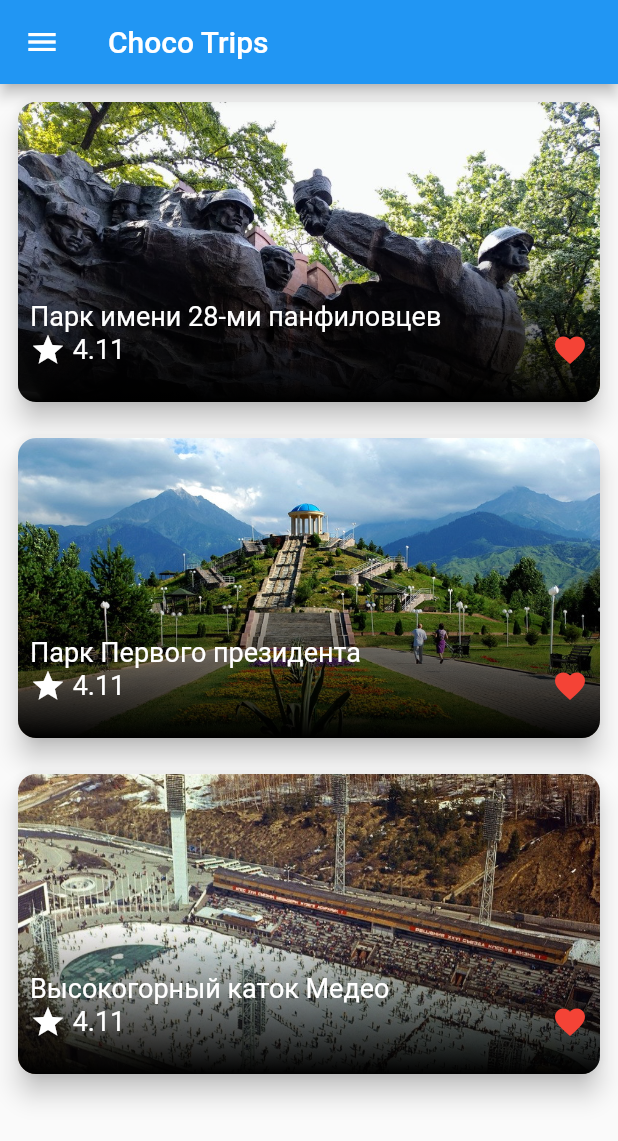
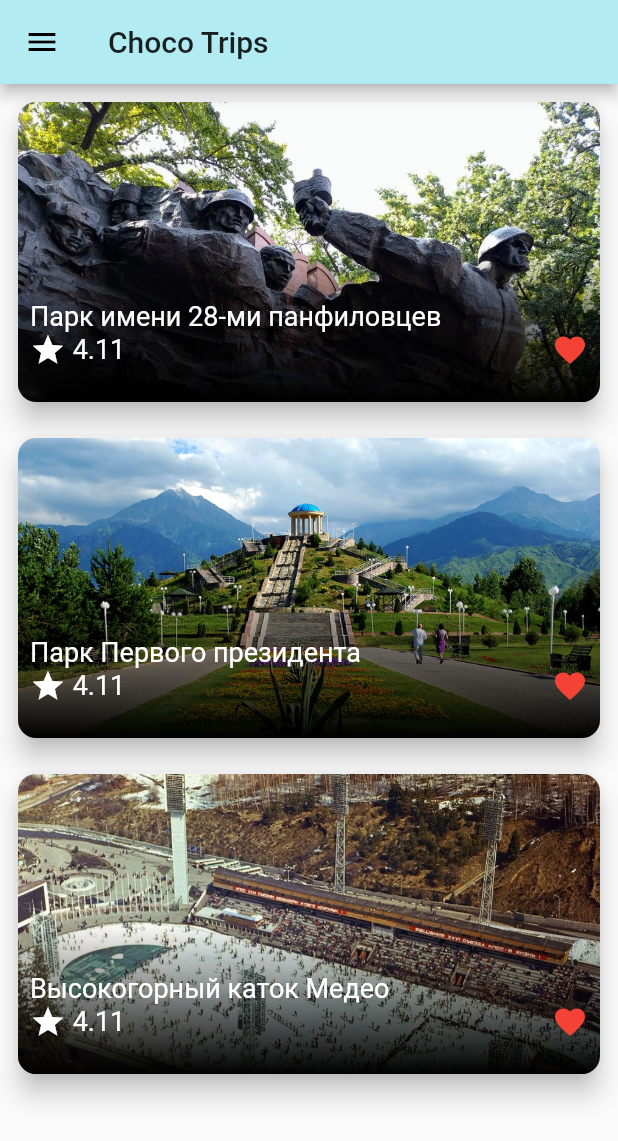
Before and after one commit to Adyletkhan1/chocotrips, a Flutter app: the screen it shows after launch, after a tap on "Парк Первого президента", after a tap on the "close" icon, on a phone screen of 412 x 824 dp. Shown: the top 1141 px of the screen. Run offline on Flutter 3.47's test engine with Material 2 defaults, Android fonts, the phone set to English and light mode, and no system bars; drawn by our look-alikes of smooth_star_rating; our stand-ins replace dots_indicator, firebase_database, flutter_screenutil, google_maps_flutter; accounts and stored records are empty; network calls fail; Roboto replaces fonts that are missing (Hind, Montserrat).

Commit message:
theme changed

```diff
--- a/lib/Widgets/TripLocationCard.dart
+++ b/lib/Widgets/TripLocationCard.dart
@@ -61,7 +61,7 @@ class _TripLocationCardState extends State<TripLocationCard> {
                   IconButton(
                     icon: Icon(Icons.arrow_left),
                     onPressed: () {
-                      if (-1 < this.current) {
+                      if (0 < this.current) {
                         setState(() {
                           this.current -= 1;
                         });
--- a/lib/main.dart
+++ b/lib/main.dart
@@ -3,8 +3,34 @@ import 'package:flutter/services.dart';
 import 'Views/Main.dart';
 
 void main() {
-  runApp(MaterialApp(
-    home: MyHomePage(title: "Choco Trips"),
-    debugShowCheckedModeBanner: false,
-  ));
+  runApp(MyApp());
 }
+
+class MyApp extends StatelessWidget {
+  @override
+  Widget build(BuildContext context) {
+    return MaterialApp(
+      theme: ThemeData(
+        // Define the default brightness and colors.
+        brightness: Brightness.light,
+        primaryColor: Colors.cyan[100],
+        accentColor: Colors.red[100],
+
+        // Define the default font family.
+        fontFamily: 'Montserrat',
+
+        // Define the default TextTheme. Use this to specify the default
+        // text styling for headlines, titles, bodies of text, and more.
+        textTheme: TextTheme(
+          headline: TextStyle(fontSize: 72.0, fontWeight: FontWeight.bold),
+          title: TextStyle(fontSize: 36.0, fontStyle: FontStyle.italic),
+          body1: TextStyle(fontSize: 14.0, fontFamily: 'Hind'),
+        ),
+      ),
+      home: MyHomePage(
+        title: "Choco Trips",
+      ),
+      debugShowCheckedModeBanner: false,
+    );
+  }
+}
```
